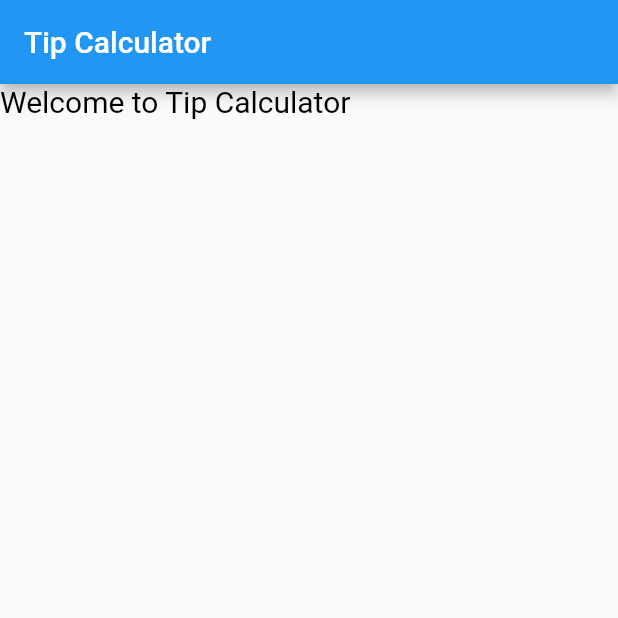
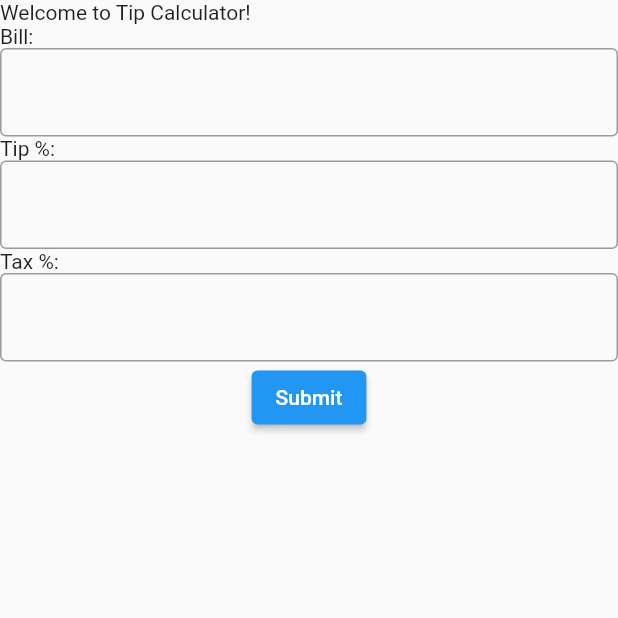
Before and after one commit to Bronx-Science/project-special-calculator-team-tip, a Flutter app: the screen it shows after launch, on a phone screen of 412 x 824 dp, the top half of it. Run offline on Flutter 3.47's test engine with Material 2 defaults, Android fonts, the phone set to English and light mode, and no system bars.

Commit message:
Matthew's Start
Made Scaffold Widget with
Column Child and

Form Class with
TextFormField children

TextFormFields have validation, and submit button uses controller to retrieve values

```diff
--- a/tip_calculator/lib/calculator_view.dart
+++ /dev/null
@@ -1,38 +0,0 @@
-import 'package:flutter/material.dart';
-
-class CalculatorView extends StatefulWidget {
-  const CalculatorView({Key? key}) : super(key: key);
-
-  @override
-  State<CalculatorView> createState() => _CalculatorViewState();
-}
-
-class _CalculatorViewState extends State<CalculatorView> {
-  double bill = 0, tip = 0, tax = 0, total = 0;
-
-  void calculate() {
-    setState(() {
-      tip = bill * (tip / 100);
-      tax = tax / 100;
-      total = bill + tip + bill * tax;
-    });
-  }
-
-  @override
-  Widget build(BuildContext context) {
-    return Scaffold(
-      appBar: AppBar(title: const Text("Tip Calculator")),
-      body: const Column(
-        children: <Widget>[
-          Text("Welcome to Tip Calculator",
-            style:  TextStyle(
-              color: Colors.black,
-              fontSize: 20.0,
-            ),
-          ),
-        ],
-      ),
-
-    );
-  }
-}
--- a/tip_calculator/lib/main.dart
+++ b/tip_calculator/lib/main.dart
@@ -1,20 +1,118 @@
-import 'package:tip_calculator/calculator_view.dart';
 import 'package:flutter/material.dart';
 
 void main() => runApp(const MyApp());
 
-class MyApp extends StatelessWidget {
-  const MyApp({Key? key}) : super(key: key);
+class MyApp extends StatefulWidget {
+  const MyApp({super.key});
+
+  @override
+  State<MyApp> createState() => _MyAppState();
+}
+
+class _MyAppState extends State<MyApp> {
+  @override
+  Widget build(BuildContext context) {
+    return const MaterialApp(
+      home: Scaffold(
+        body: Center(
+          child: Column(
+            crossAxisAlignment: CrossAxisAlignment.start,
+            children: [
+              Text('Welcome to Tip Calculator!'),
+              //Spacer(flex: 1),
+              MyForm()
+            ],
+          ),
+        )
+      )
+    );
+  }
+}
+
+//FORM
+
+class MyForm extends StatefulWidget {
+  const MyForm({Key? key}) : super(key:key);
+
+  @override
+  _MyFormState createState() => _MyFormState();
+}
+
+class _MyFormState extends State<MyForm> {
+  double bill=0.0;
+  double tipPercent=0.0;
+  double taxPercent=0.0;
+  final GlobalKey<FormState> _formKey = GlobalKey<FormState>();
+  final billController = TextEditingController(); //Used to Retrive data inputted into text fields
+  final tipController = TextEditingController();
+  final taxController = TextEditingController();
 
   @override
   Widget build(BuildContext context) {
-    return MaterialApp(
-      title: 'Tip Calculator',
-      theme: ThemeData(
-        primarySwatch: Colors.blue,
-      ),
-      debugShowCheckedModeBanner: false,
-      home: const CalculatorView(),
+    return Form(
+      key: _formKey,
+      child: Column(
+        crossAxisAlignment: CrossAxisAlignment.start,
+        children: <Widget> [
+          const Text("Bill:"),
+          TextFormField(
+            decoration: const InputDecoration(    //Adds a Border
+              border: OutlineInputBorder()
+            ),
+            validator: (String? value) {            //Check if Field is Blank
+              if(value == null || value.isEmpty) {
+                return 'Please enter a bill';
+              }
+              return null;
+            },
+            controller: billController
+          ),
+          const Text("Tip %: "),
+          TextFormField(
+            decoration: const InputDecoration(    //Adds a Border
+              border: OutlineInputBorder()
+            ),
+            validator: (String? value) {            //Check if Field is Blank
+              if(value == null || value.isEmpty) {
+                return 'Please enter a tip';
+              }
+              return null;
+            },
+            controller: tipController
+          ),
+          const Text("Tax %: "),
+          TextFormField(
+            decoration: const InputDecoration(    //Adds a Border
+              border: OutlineInputBorder()
+            ),
+            validator: (String? value) {            //Check if Field is Blank
+              if(value == null || value.isEmpty) {
+                return 'Please enter a tax';
+              }
+              return null;
+            },
+            controller: taxController
+          ),
+          Center(child:
+            ElevatedButton(
+              onPressed: () {
+                // Validate will return true if the form is valid, or false if
+                // the form is invalid.
+                if (_formKey.currentState!.validate()) {
+                // Process data.
+                bill = double.parse(billController.text);
+                tipPercent = double.parse(tipController.text)/100;
+                taxPercent = double.parse(taxController.text)/100;
+                }
+                print(bill);
+                print(tipPercent);
+                print(taxPercent);
+              },
+              child: const Text('Submit'),
+            )
+          )
+        ]
+      )
     );
   }
 }
```
